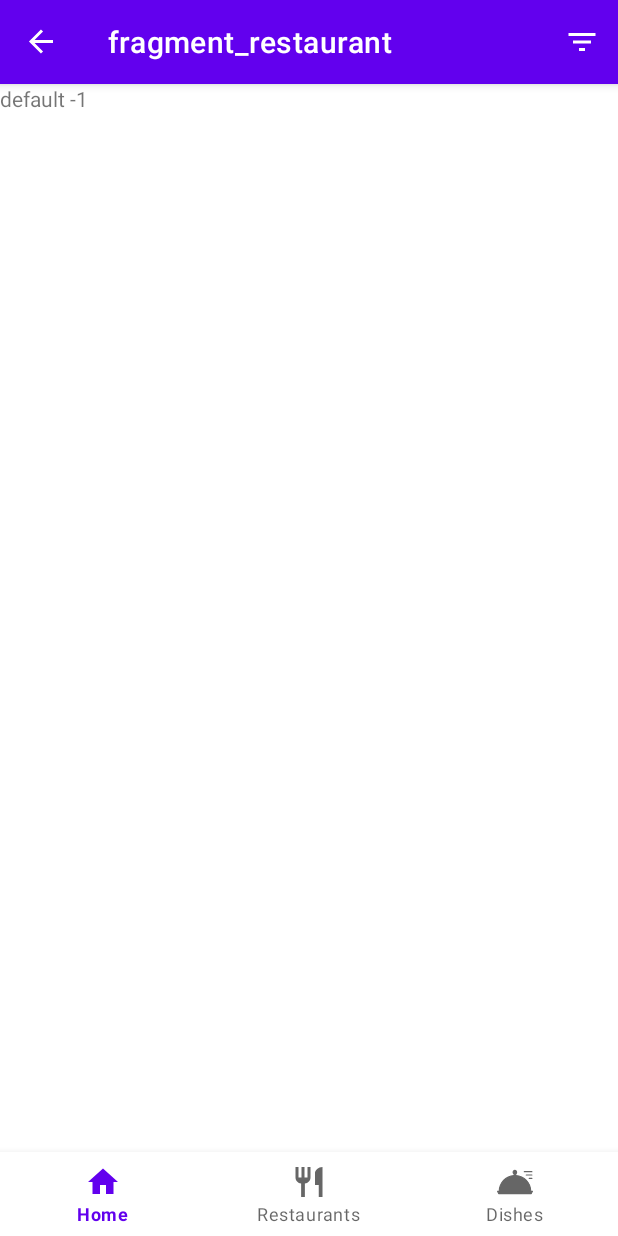
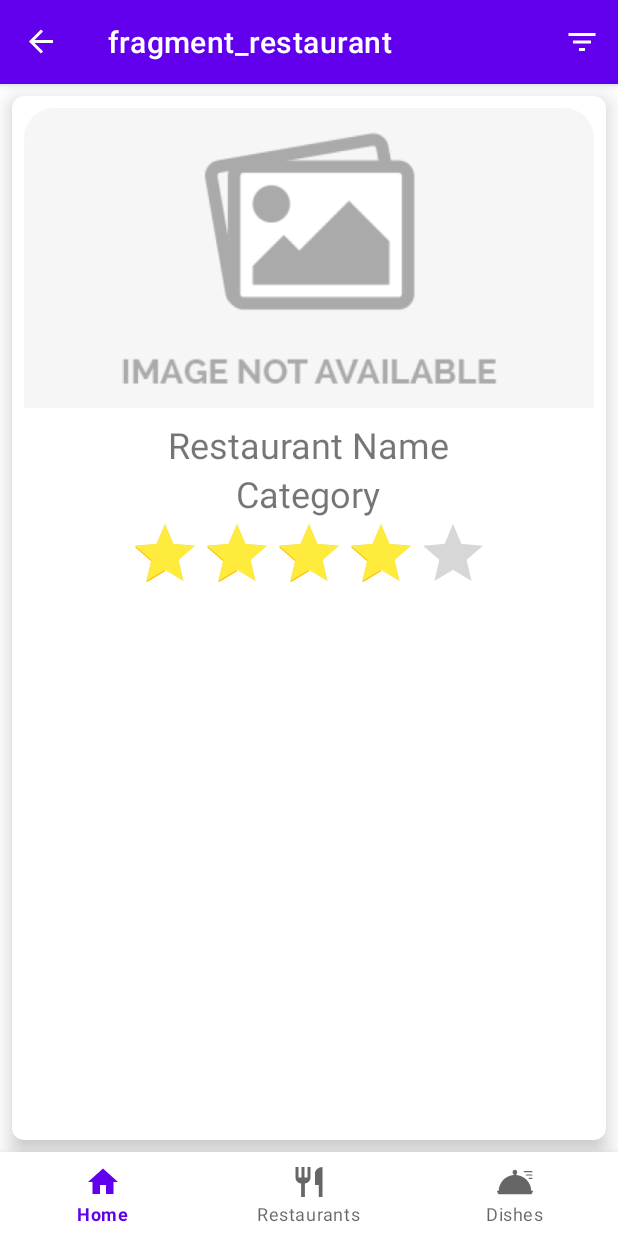
Before and after one commit to ybiblow/FooDiary, an Android app: the RestaurantFragment screen opened through its navigation route, on a phone screen of 412 x 824 dp. Run offline under Robolectric (Android 15) with nearby library versions, the phone set to English and light mode, and no system bars; our stand-ins replace Firebase (no records; nobody signed in at launch, a user with empty details on screens opened directly), navigation-ui; libraries missing offline, so code that uses them is left out: com.firebase.ui; pictures from the network do not load; 12 statements that could not run were skipped.

Commit message:
started working on RestaurantFragment

```diff
--- a/app/src/main/java/dev/jacob_ba/foodiary/fragments/RestaurantFragment.java
+++ b/app/src/main/java/dev/jacob_ba/foodiary/fragments/RestaurantFragment.java
@@ -10,26 +10,43 @@ import androidx.fragment.app.Fragment;
 import android.view.LayoutInflater;
 import android.view.View;
 import android.view.ViewGroup;
+import android.widget.RatingBar;
 import android.widget.TextView;
+
+import com.bumptech.glide.Glide;
+
+import dev.jacob_ba.foodiary.R;
 import dev.jacob_ba.foodiary.databinding.FragmentRestaurantBinding;
+import dev.jacob_ba.foodiary.models.Restaurant;
 
 public class RestaurantFragment extends Fragment {
 
     private FragmentRestaurantBinding binding;
-    private TextView textView;
+    private TextView restaurant_name;
+    private TextView restaurant_category;
+    private RatingBar restaurant_rating_bar;
 
     @Override
     public View onCreateView(@NonNull LayoutInflater inflater, @Nullable ViewGroup container, @Nullable Bundle savedInstanceState) {
         binding = FragmentRestaurantBinding.inflate(inflater, container, false);
         View root = binding.getRoot();
 
-        textView = binding.textViewText;
+        restaurant_name = binding.textViewRestaurantName;
+        restaurant_category = binding.textViewRestaurantCategory;
+        restaurant_rating_bar = binding.restaurantRatingBar;
 
         if (getArguments() != null) {
             RestaurantFragmentArgs args = RestaurantFragmentArgs.fromBundle(getArguments());
-            String message = args.getMessage();
-            int number = args.getNumber();
-            textView.setText(message + " " + number);
+
+            Restaurant restaurant = args.getRestaurant();
+            restaurant_name.setText(restaurant.getName());
+            restaurant_category.setText(restaurant.getCategory());
+            restaurant_rating_bar.setRating(restaurant.getRank());
+            Glide.with(this)
+                    .load(restaurant.getImage_url())
+                    .placeholder(R.drawable.image_not_available)
+                    .into(binding.fragmentRestaurantImage);
+
         }
 
         return root;
--- a/app/src/main/res/layout/fragment_restaurant.xml
+++ b/app/src/main/res/layout/fragment_restaurant.xml
@@ -1,14 +1,62 @@
 <?xml version="1.0" encoding="utf-8"?>
 <RelativeLayout xmlns:android="http://schemas.android.com/apk/res/android"
+    xmlns:app="http://schemas.android.com/apk/res-auto"
     xmlns:tools="http://schemas.android.com/tools"
     android:layout_width="match_parent"
     android:layout_height="match_parent"
     tools:context=".fragments.RestaurantFragment">
 
-    <TextView
-        android:id="@+id/textView_text"
+    <com.google.android.material.card.MaterialCardView
         android:layout_width="match_parent"
         android:layout_height="match_parent"
-        android:text="Hello" />
+        android:layout_margin="8dp"
+        android:elevation="8dp"
+        app:cardCornerRadius="8dp"
+        app:cardElevation="8dp">
+
+
+        <LinearLayout
+            android:layout_width="match_parent"
+            android:layout_height="wrap_content"
+            android:layout_margin="8dp"
+            android:gravity="top"
+            android:orientation="vertical">
+
+            <com.google.android.material.imageview.ShapeableImageView
+                android:id="@+id/fragment_restaurant_image"
+                android:layout_width="match_parent"
+                android:layout_height="200dp"
+                android:layout_marginBottom="8dp"
+                android:scaleType="centerCrop"
+                android:src="@drawable/image_not_available"
+                app:shapeAppearance="@style/shapeableImageViewRounded" />
+
+            <TextView
+                android:id="@+id/textView_restaurant_name"
+                android:layout_width="wrap_content"
+                android:layout_height="wrap_content"
+                android:layout_gravity="center"
+                android:text="Restaurant Name"
+                android:textSize="24sp" />
+
+            <TextView
+                android:id="@+id/textView_restaurant_category"
+                android:layout_width="wrap_content"
+                android:layout_height="wrap_content"
+                android:layout_gravity="center"
+                android:text="Category"
+                android:textSize="24sp" />
+            <RatingBar
+                android:id="@+id/restaurant_ratingBar"
+                android:layout_width="wrap_content"
+                android:layout_height="wrap_content"
+                android:layout_gravity="center"
+                android:isIndicator="true"
+                android:numStars="5"
+                android:progressTint="@color/yellow_500"
+                android:rating="4"
+                android:secondaryProgressTint="@color/amber_500" />
+        </LinearLayout>
+    </com.google.android.material.card.MaterialCardView>
 
 </RelativeLayout>
--- a/app/src/main/res/navigation/mobile_navigation.xml
+++ b/app/src/main/res/navigation/mobile_navigation.xml
@@ -57,12 +57,8 @@
         android:label="fragment_restaurant"
         tools:layout="@layout/fragment_restaurant" >
         <argument
-            android:name="message"
-            app:argType="string"
-            android:defaultValue="default" />
-        <argument
-            android:name="number"
-            app:argType="integer"
-            android:defaultValue="-1" />
+            android:name="restaurant"
+            app:argType="dev.jacob_ba.foodiary.models.Restaurant"
+            app:nullable="true" />
     </fragment>
 </navigation>
```
Also changed, not shown: app/src/main/java/dev/jacob_ba/foodiary/adapters/RestaurantAdapter.java (+5 -3 lines), app/src/main/java/dev/jacob_ba/foodiary/models/Restaurant.java (+38 -1 lines).
